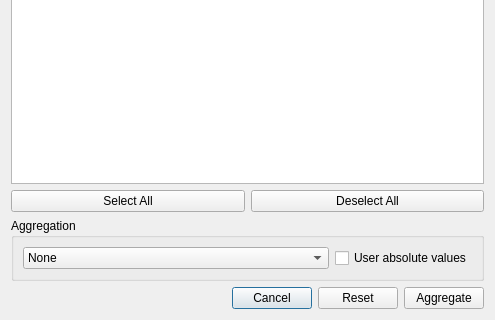
GAMS-dev/gams-mii, file src/modelinspector/aggregationdialog.ui: the form before one commit; both pictures show x 0 to 495 and y 235 to 555 of the 495 by 555 pixel window.
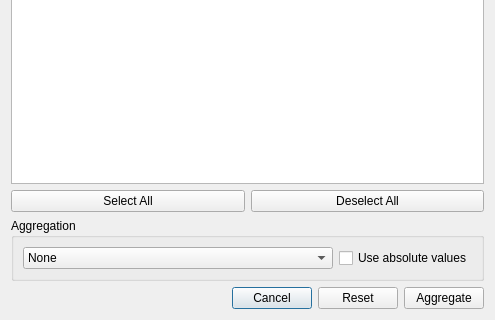
The form after the commit.

```diff
--- a/src/modelinspector/aggregationdialog.ui
+++ b/src/modelinspector/aggregationdialog.ui
@@ -128,7 +128,7 @@
          <string>&lt;html&gt;&lt;head/&gt;&lt;body&gt;&lt;p&gt;If enabled, the aggregation method is applied to absolute values instead of actual values.&lt;/p&gt;&lt;/body&gt;&lt;/html&gt;</string>
         </property>
         <property name="text">
-         <string>User absolute values</string>
+         <string>Use absolute values</string>
         </property>
        </widget>
       </item>
```
